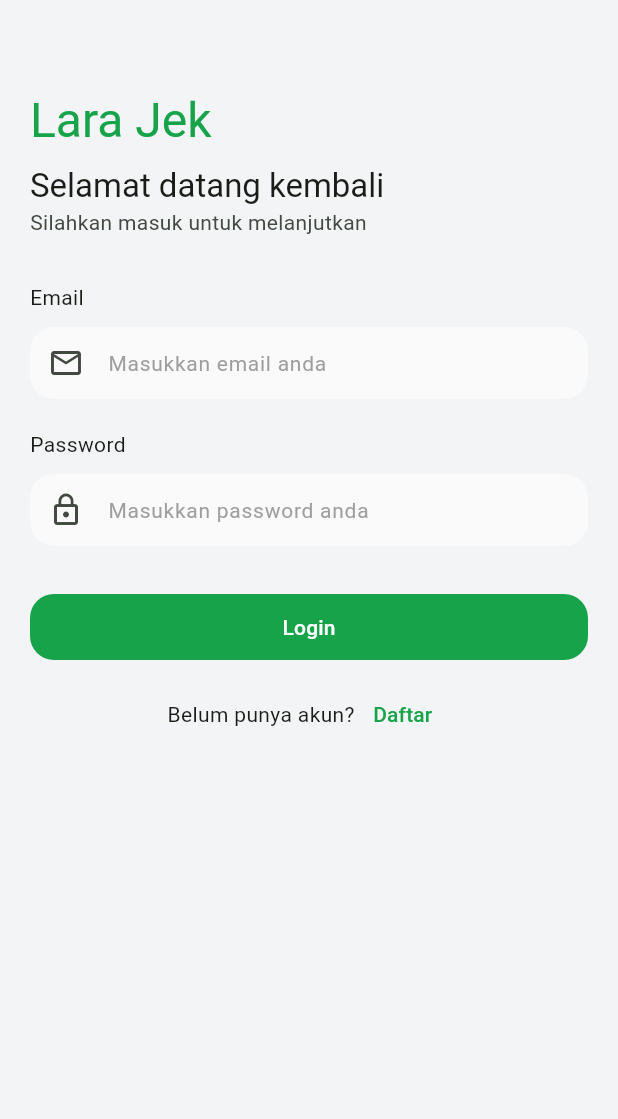
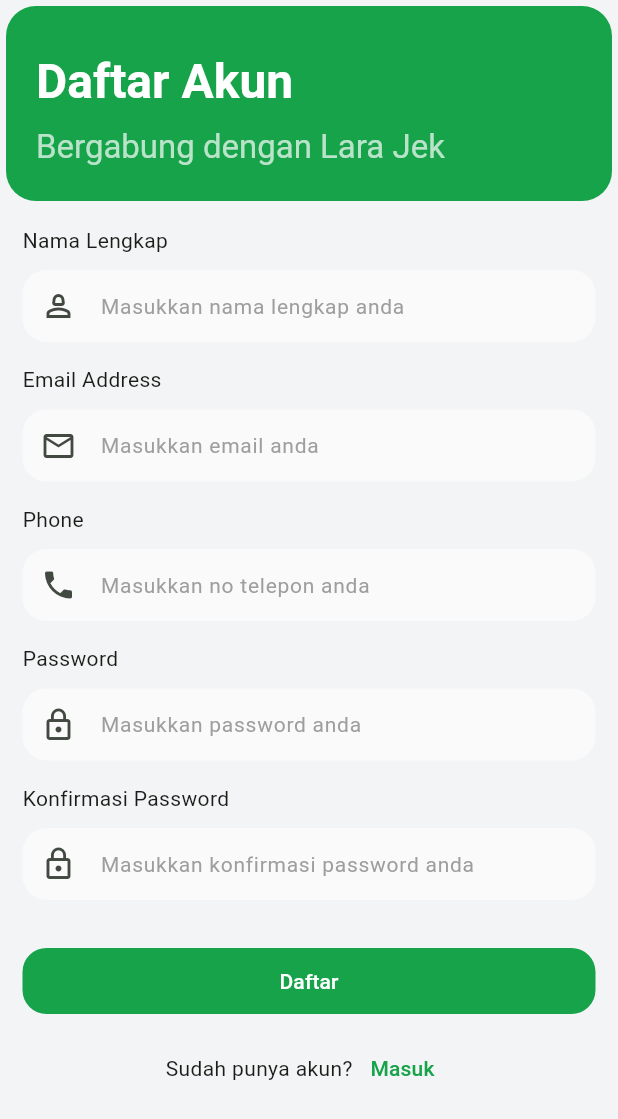
Before and after one commit to azizp2/Lara_Jek, a Flutter app: the screen it shows after launch, after a tap on "Daftar", on a phone screen of 412 x 824 dp. Shown: the top 1119 px of the screen. Run offline on Flutter 3.47's test engine with Material 3 defaults, Android fonts, the phone set to English and light mode, and no system bars; our stand-ins replace dio, freezed_annotation, get_it, pretty_dio_logger, retrofit, shared_preferences; generated files the repository leaves out were written again.

Commit message:
feat(fe): create screen register

```diff
--- a/lib/app/persentation/login/login_screen.dart
+++ b/lib/app/persentation/login/login_screen.dart
@@ -1,5 +1,6 @@
 import 'package:flutter/material.dart';
 import 'package:lara_jek/app/persentation/login/login_notifier.dart';
+import 'package:lara_jek/app/persentation/register/register_screen.dart';
 import 'package:lara_jek/core/helper/global_helper.dart';
 import 'package:lara_jek/core/widget/app_widget.dart';
 
@@ -7,85 +8,89 @@
   @override
   Widget bodyBuild(BuildContext context) {
     return SafeArea(
-      child: Padding(
+      child: Stack(
+        children: [
+          // Background Lengkungan
+          Positioned(
+            top: 4,
+            left: 4,
+            right: 4,
+            child: Container(
+              height: 150,
+              decoration: BoxDecoration(
+                color: GlobalHelper.getColorScheme(context).primary,
+                borderRadius: const BorderRadius.only(
+                  bottomLeft: Radius.circular(20),
+                  bottomRight: Radius.circular(20),
+                  topRight: Radius.circular(20),
+                  topLeft: Radius.circular(20),
+                ),
+              ),
+            ),
+          ),
+
+          // Konten Utama
+          Padding(
             padding: const EdgeInsets.all(20),
             child: ListView(
               children: [
-            const SizedBox(height: 40),
-
-            // App Title
-            Text(
-              'Lara Jek',
+                const SizedBox(height: 20),
+                Text('Lara Jek',
                     style: GlobalHelper.getTextTheme(context,
                             appTextStyle: AppTextStyle.HEADLINE_LARGE)
-                  ?.copyWith(
-                color: GlobalHelper.getColorScheme(context).primary,
-              ),
-            ),
-
+                        ?.copyWith(color: Colors.white)
+                        ?.copyWith(fontWeight: FontWeight.bold)),
                 const SizedBox(height: 10),
-
-            // Welcome Messages
                 Text(
                   'Selamat datang kembali',
                   style: GlobalHelper.getTextTheme(context,
-                  appTextStyle: AppTextStyle.TITLE_LARGE),
+                          appTextStyle: AppTextStyle.TITLE_LARGE)
+                      ?.copyWith(color: Colors.white70),
                 ),
+                const SizedBox(height: 10),
                 Text(
                   'Silahkan masuk untuk melanjutkan',
                   style: GlobalHelper.getTextTheme(context,
                           appTextStyle: AppTextStyle.BODY_MEDIUM)
                       ?.copyWith(
-                color: GlobalHelper.getColorScheme(context).onSurfaceVariant,
+                    color: Colors.white60,
                   ),
                 ),
-
-            const SizedBox(height: 30),
-
-            // Email Field
+                const SizedBox(height: 50),
                 Text(
                   'Email',
                   style: GlobalHelper.getTextTheme(context,
                       appTextStyle: AppTextStyle.BODY_MEDIUM),
                 ),
                 const SizedBox(height: 10),
-            TextField(
+                const TextField(
                   keyboardType: TextInputType.emailAddress,
-              decoration: const InputDecoration(
+                  decoration: InputDecoration(
                     hintText: 'Masukkan email anda',
                     prefixIcon: Icon(Icons.email_outlined),
                   ),
                 ),
-
                 const SizedBox(height: 20),
-
-            // Password Field
                 Text(
                   'Password',
                   style: GlobalHelper.getTextTheme(context,
                       appTextStyle: AppTextStyle.BODY_MEDIUM),
                 ),
                 const SizedBox(height: 10),
-            TextField(
+                const TextField(
                   keyboardType: TextInputType.visiblePassword,
                   obscureText: true,
-              decoration: const InputDecoration(
+                  decoration: InputDecoration(
                     hintText: 'Masukkan password anda',
                     prefixIcon: Icon(Icons.lock_outline),
                   ),
                 ),
-
                 const SizedBox(height: 30),
-
-            // Login Button
                 FilledButton(
                   onPressed: () {},
                   child: const Text('Login'),
                 ),
-
                 const SizedBox(height: 10),
-
-            // Register Prompt
                 Row(
                   mainAxisAlignment: MainAxisAlignment.center,
                   children: [
@@ -95,7 +100,7 @@
                           appTextStyle: AppTextStyle.BODY_MEDIUM),
                     ),
                     TextButton(
-                  onPressed: () {},
+                      onPressed: () => _onPressRegister(context),
                       child: const Text('Daftar'),
                     ),
                   ],
@@ -103,6 +108,15 @@
               ],
             ),
           ),
+        ],
+      ),
+    );
+  }
+
+  _onPressRegister(BuildContext context) {
+    Navigator.push(
+      context,
+      MaterialPageRoute(builder: (context) => RegisterScreen()),
     );
   }
 }
--- /dev/null
+++ b/lib/app/persentation/register/register_notifier.dart
@@ -0,0 +1,6 @@
+import 'package:lara_jek/core/provider/app_provider.dart';
+
+class RegisterNotifier extends AppProvider {
+  @override
+  Future<void> init() async {}
+}
--- /dev/null
+++ b/lib/app/persentation/register/register_screen.dart
@@ -0,0 +1,175 @@
+import 'package:flutter/material.dart';
+import 'package:lara_jek/app/persentation/login/login_notifier.dart';
+import 'package:lara_jek/core/helper/global_helper.dart';
+import 'package:lara_jek/core/widget/app_widget.dart';
+
+class RegisterScreen extends AppWidget<LoginNotifier, void, void> {
+  @override
+  Widget bodyBuild(BuildContext context) {
+    return SafeArea(
+      child: Stack(
+        children: [
+          // Kotak hijau fixed dengan judul dan subtitle di dalamnya
+          Positioned(
+            top: 4,
+            left: 4,
+            right: 4,
+            child: Container(
+              height: 130, // cukup tinggi untuk judul + subtitle
+              padding: const EdgeInsets.symmetric(horizontal: 20, vertical: 30),
+              decoration: BoxDecoration(
+                color: GlobalHelper.getColorScheme(context).primary,
+                borderRadius: const BorderRadius.only(
+                  bottomLeft: Radius.circular(20),
+                  bottomRight: Radius.circular(20),
+                  topLeft: Radius.circular(20),
+                  topRight: Radius.circular(20),
+                ),
+              ),
+              child: Column(
+                crossAxisAlignment: CrossAxisAlignment.start,
+                children: [
+                  Text(
+                    'Daftar Akun',
+                    style: GlobalHelper.getTextTheme(context,
+                            appTextStyle: AppTextStyle.HEADLINE_LARGE)
+                        ?.copyWith(
+                            color: Colors.white, fontWeight: FontWeight.bold),
+                  ),
+                  const SizedBox(height: 10),
+                  Text(
+                    'Bergabung dengan Lara Jek',
+                    style: GlobalHelper.getTextTheme(context,
+                            appTextStyle: AppTextStyle.TITLE_LARGE)
+                        ?.copyWith(color: Colors.white70),
+                  ),
+                ],
+              ),
+            ),
+          ),
+
+          // Konten form di bawah kotak hijau dengan padding top sesuai tinggi kotak hijau + margin
+          Positioned.fill(
+            top: 150, // 160 tinggi kotak hijau + 10 margin
+            child: Padding(
+              padding: const EdgeInsets.symmetric(horizontal: 15),
+              child: ListView(
+                children: [
+                  // Form fields, tombol, dll
+                  Text(
+                    'Nama Lengkap',
+                    style: GlobalHelper.getTextTheme(context,
+                        appTextStyle: AppTextStyle.BODY_MEDIUM),
+                  ),
+                  const SizedBox(height: 10),
+                  const TextField(
+                    keyboardType: TextInputType.name,
+                    textCapitalization: TextCapitalization.words,
+                    decoration: InputDecoration(
+                      hintText: 'Masukkan nama lengkap anda',
+                      prefixIcon: Icon(Icons.person_2_outlined),
+                    ),
+                  ),
+
+                  const SizedBox(height: 15),
+
+                  Text(
+                    'Email Address',
+                    style: GlobalHelper.getTextTheme(context,
+                        appTextStyle: AppTextStyle.BODY_MEDIUM),
+                  ),
+                  const SizedBox(height: 10),
+                  const TextField(
+                    keyboardType: TextInputType.emailAddress,
+                    decoration: InputDecoration(
+                      hintText: 'Masukkan email anda',
+                      prefixIcon: Icon(Icons.mail_outline),
+                    ),
+                  ),
+
+                  const SizedBox(height: 15),
+
+                  Text(
+                    'Phone',
+                    style: GlobalHelper.getTextTheme(context,
+                        appTextStyle: AppTextStyle.BODY_MEDIUM),
+                  ),
+                  const SizedBox(height: 10),
+                  const TextField(
+                    keyboardType: TextInputType.phone,
+                    decoration: InputDecoration(
+                      hintText: 'Masukkan no telepon anda',
+                      prefixIcon: Icon(Icons.phone),
+                    ),
+                  ),
+
+                  const SizedBox(height: 15),
+
+                  Text(
+                    'Password',
+                    style: GlobalHelper.getTextTheme(context,
+                        appTextStyle: AppTextStyle.BODY_MEDIUM),
+                  ),
+                  const SizedBox(height: 10),
+                  const TextField(
+                    obscureText: true,
+                    keyboardType: TextInputType.visiblePassword,
+                    decoration: InputDecoration(
+                      hintText: 'Masukkan password anda',
+                      prefixIcon: Icon(Icons.lock_outline),
+                    ),
+                  ),
+
+                  const SizedBox(height: 15),
+
+                  Text(
+                    'Konfirmasi Password',
+                    style: GlobalHelper.getTextTheme(context,
+                        appTextStyle: AppTextStyle.BODY_MEDIUM),
+                  ),
+                  const SizedBox(height: 10),
+                  const TextField(
+                    obscureText: true,
+                    keyboardType: TextInputType.visiblePassword,
+                    decoration: InputDecoration(
+                      hintText: 'Masukkan konfirmasi password anda',
+                      prefixIcon: Icon(Icons.lock_outline),
+                    ),
+                  ),
+
+                  const SizedBox(height: 30),
+
+                  FilledButton(
+                    onPressed: () {},
+                    child: const Text('Daftar'),
+                  ),
+
+                  const SizedBox(height: 10),
+
+                  Row(
+                    mainAxisAlignment: MainAxisAlignment.center,
+                    children: [
+                      Text(
+                        'Sudah punya akun?',
+                        style: GlobalHelper.getTextTheme(context,
+                            appTextStyle: AppTextStyle.BODY_MEDIUM),
+                      ),
+                      TextButton(
+                        onPressed: () => _onPressLogin(context),
+                        child: const Text('Masuk'),
+                      ),
+                    ],
+                  ),
+                ],
+              ),
+            ),
+          ),
+        ],
+      ),
+    );
+  }
+
+  void _onPressLogin(BuildContext context) {
+    Navigator.pop(context);
+  }
+}
--- a/lib/core/dependency/dependency.dart
+++ b/lib/core/dependency/dependency.dart
@@ -1,6 +1,7 @@
 import 'package:get_it/get_it.dart';
 import 'package:dio/dio.dart';
 import 'package:lara_jek/app/persentation/login/login_notifier.dart';
+import 'package:lara_jek/app/persentation/register/register_notifier.dart';
 import 'package:lara_jek/core/network/app_interceptor.dart';
 import 'package:pretty_dio_logger/pretty_dio_logger.dart';
 
@@ -22,4 +23,8 @@
   sl.registerFactoryParam<LoginNotifier, void, void>(
     (param1, param2) => LoginNotifier(),
   );
+
+  sl.registerFactoryParam<RegisterNotifier, void, void>(
+    (param1, param2) => RegisterNotifier(),
+  );
 }
--- a/lib/main.dart
+++ b/lib/main.dart
@@ -1,8 +1,6 @@
 import 'package:flutter/material.dart';
 import 'package:lara_jek/app/persentation/login/login_screen.dart';
 import 'package:lara_jek/core/dependency/dependency.dart';
-import 'package:lara_jek/core/widget/error_app_widget.dart';
-import 'package:lara_jek/core/widget/loading_app_widget.dart';
 import 'package:lara_jek/theme/app_theme.dart';
 import 'package:intl/date_symbol_data_local.dart';
 
```
Lines whose indentation alone changed are shown as unchanged.
